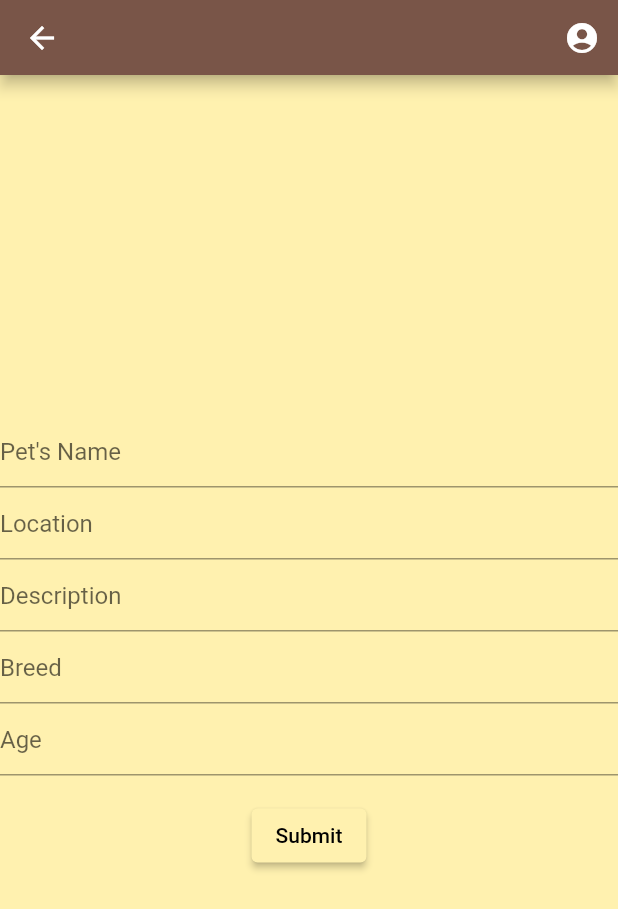
After one commit to JahnaviSatishShanbhag/Pet_Adoption_App, a Flutter app: the PetScreen screen opened by its route, on a phone screen of 412 x 824 dp. The commit adds this screen. Shown: the top 909 px of the screen. Run offline on Flutter 3.47's test engine with Material 2 defaults, Android fonts, the phone set to English and light mode, and no system bars.

Commit message:
added add button and corrected form commit

```diff
--- /dev/null
+++ b/lib/screens/pet_screen.dart
@@ -0,0 +1,22 @@
+import 'package:flutter/material.dart';
+import 'package:pet_adoption_app/widgets/appbar_drawer.dart';
+
+import '../widgets/pet_form.dart';
+
+class PetScreen extends StatefulWidget {
+  static const routeName='/pet-screen';
+
+  @override
+  _PetScreenState createState() => _PetScreenState();
+}
+
+class _PetScreenState extends State<PetScreen> {
+  @override
+  Widget build(BuildContext context) {
+    return Scaffold(
+      appBar: Appbar(),
+      backgroundColor: Theme.of(context).primaryColor,
+      body: PetForm(),
+    );
+  }
+}
--- /dev/null
+++ b/lib/widgets/pet_form.dart
@@ -0,0 +1,121 @@
+import 'package:flutter/material.dart';
+
+class PetForm extends StatefulWidget {
+
+  @override
+  _PetFormState createState() => _PetFormState();
+}
+
+class _PetFormState extends State<PetForm> {
+  final GlobalKey<FormState> _formKey = GlobalKey<FormState>();
+
+  late String _name;
+  late String _location;
+  late String _description;
+  late String _breed;
+  late String _age;
+
+  void _submitForm()
+  {
+    bool _isValid=_formKey.currentState!.validate();
+    if (_isValid)
+    {
+      _formKey.currentState!.save();
+      print(_name);
+      print(_location);
+      print(_description);
+      print(_breed);
+      print(_age);
+    }
+  }
+
+  @override
+  Widget build(BuildContext context) {
+    return Center(
+      key: _formKey,
+      child: Column(
+        // crossAxisAlignment: CrossAxisAlignment.start,
+        mainAxisAlignment: MainAxisAlignment.center,
+        children: <Widget>[
+          TextFormField(
+            decoration: const InputDecoration(
+              hintText: 'Pet\'s Name',
+            ),
+            validator: (value) {
+              if (value == null || value.isEmpty) {
+                return 'Enter the name';
+              }
+              return null;
+            },
+            onSaved: (value) {
+              _name=value as String;
+            },
+          ),
+          TextFormField(
+            decoration: const InputDecoration(
+              hintText: 'Location',
+            ),
+            validator: (value) {
+              if (value == null || value.isEmpty) {
+                return 'Enter your location';
+              }
+              return null;
+            },
+            onSaved: (value) {
+              _location=value as String;
+            },
+          ),
+          TextFormField(
+            decoration: const InputDecoration(
+              hintText: 'Description',
+            ),
+            validator: (value) {
+              if (value == null || value.isEmpty) {
+                return 'About the pet';
+              }
+              return null;
+            },
+            onSaved: (value) {
+              _description=value as String;
+            },
+          ),
+          TextFormField(
+            decoration: const InputDecoration(
+              hintText: 'Breed',
+            ),
+            validator: (value) {
+              if (value == null || value.isEmpty) {
+                return 'Enter the breed';
+              }
+              return null;
+            },
+            onSaved: (value) {
+              _breed=value as String;
+            },
+          ),
+          TextFormField(
+            decoration: const InputDecoration(
+              hintText: 'Age',
+            ),
+            validator: (value) {
+              if (value == null || value.isEmpty) {
+                return 'Enter the age of your pet';
+              }
+              return null;
+            },
+            onSaved: (value) {
+              _age=value as String;
+            },
+          ),
+          Padding(
+            padding: const EdgeInsets.symmetric(vertical: 16.0),
+            child: ElevatedButton(
+              onPressed: _submitForm,
+              child: const Text('Submit'),
+            ),
+          ),
+        ],
+      ),
+    );
+  }
+}
```
Also changed, not shown: lib/main.dart (+6 -4 lines), lib/screens/category_animals_screen.dart (+9 -0 lines).
